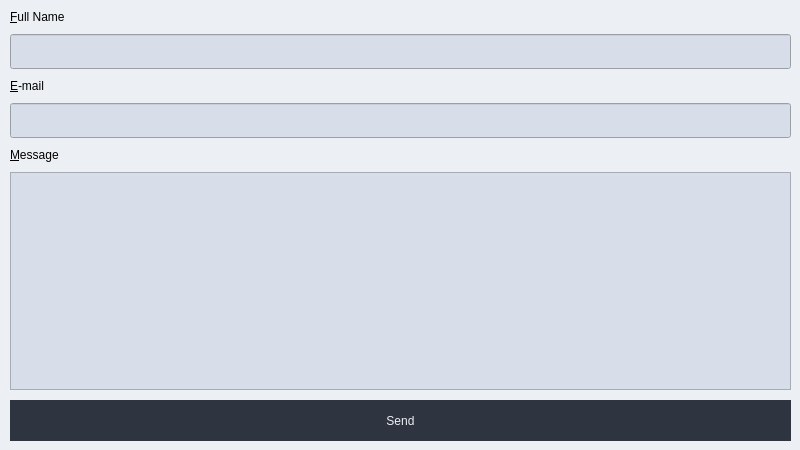
First picture: the form in contactsheet.ui, repository josharaedwards/CS1C-Project-1, before the edit.
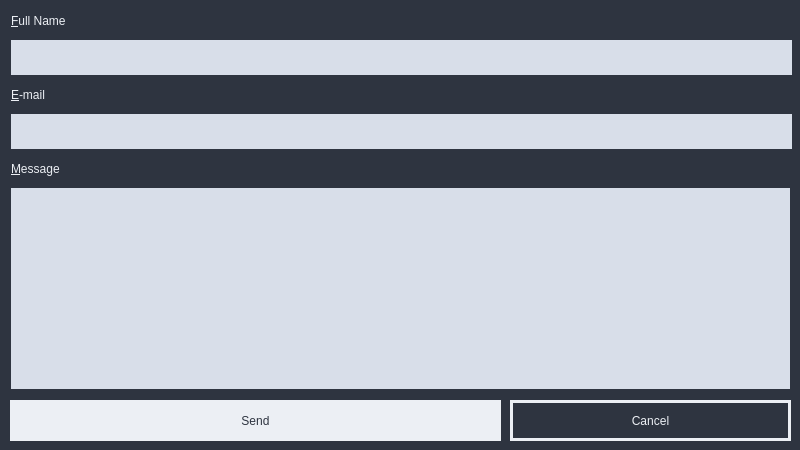
Second picture: the form after the edit.

Patch:
```diff
--- a/contactsheet.ui
+++ b/contactsheet.ui
@@ -26,24 +26,84 @@
    <string>Contact</string>
   </property>
   <property name="styleSheet">
-   <string notr="true">background-color: rgb(236, 239, 244);
-font: 75 12pt &quot;Consolas&quot;;</string>
+   <string notr="true">background-color: rgb(46, 52, 64);
+color: rgb(236, 239, 244);
+font: 87 12pt &quot;Segoe UI Black&quot;;
+</string>
   </property>
-  <widget class="QWidget" name="centralwidget">
+  <widget class="QPushButton" name="cancelButton">
+   <property name="geometry">
+    <rect>
+     <x>510</x>
+     <y>400</y>
+     <width>281</width>
+     <height>41</height>
+    </rect>
+   </property>
+   <property name="minimumSize">
+    <size>
+     <width>0</width>
+     <height>41</height>
+    </size>
+   </property>
+   <property name="styleSheet">
+    <string notr="true">QPushButton {
+	background-color: rgb(46, 52, 64);
+	border: 3px solid rgb(236, 239, 244);
+	color: rgb(236, 239, 244);
+}
+
+QPushButton:hover {
+	border:none;
+	background-color: rgb(236, 239, 244);
+	color: rgb(46, 52, 64);
+}</string>
+   </property>
+   <property name="text">
+    <string>Cancel</string>
+   </property>
+  </widget>
+  <widget class="QPushButton" name="pushButton">
    <property name="geometry">
     <rect>
      <x>10</x>
-     <y>10</y>
-     <width>781</width>
-     <height>431</height>
+     <y>400</y>
+     <width>491</width>
+     <height>41</height>
     </rect>
    </property>
-   <layout class="QVBoxLayout" name="verticalLayout">
-    <property name="spacing">
-     <number>10</number>
-    </property>
-    <item>
+   <property name="minimumSize">
+    <size>
+     <width>0</width>
+     <height>41</height>
+    </size>
+   </property>
+   <property name="styleSheet">
+    <string notr="true">QPushButton {
+	border:none;
+	background-color: rgb(236, 239, 244);
+	color: rgb(46, 52, 64);
+}
+
+QPushButton:hover {
+	background-color: rgb(46, 52, 64);
+	border: 3px solid rgb(236, 239, 244);
+	color: rgb(236, 239, 244);
+}</string>
+   </property>
+   <property name="text">
+    <string>Send</string>
+   </property>
+  </widget>
      <widget class="QLabel" name="label">
+   <property name="geometry">
+    <rect>
+     <x>11</x>
+     <y>11</y>
+     <width>781</width>
+     <height>19</height>
+    </rect>
+   </property>
       <property name="text">
        <string>&amp;Full Name</string>
       </property>
@@ -51,9 +111,15 @@
        <cstring>lineEdit</cstring>
       </property>
      </widget>
-    </item>
-    <item>
      <widget class="QLineEdit" name="lineEdit">
+   <property name="geometry">
+    <rect>
+     <x>11</x>
+     <y>40</y>
+     <width>781</width>
+     <height>35</height>
+    </rect>
+   </property>
       <property name="minimumSize">
        <size>
         <width>0</width>
@@ -61,12 +127,20 @@
        </size>
       </property>
       <property name="styleSheet">
-       <string notr="true">background-color: rgb(216, 222, 233);</string>
-      </property>
-     </widget>
-    </item>
-    <item>
+    <string notr="true">background-color: rgb(216, 222, 233);
+border: none;
+font: 12pt &quot;Segoe UI&quot;;</string>
+   </property>
+  </widget>
      <widget class="QLabel" name="label_3">
+   <property name="geometry">
+    <rect>
+     <x>11</x>
+     <y>85</y>
+     <width>781</width>
+     <height>19</height>
+    </rect>
+   </property>
       <property name="text">
        <string>&amp;E-mail</string>
       </property>
@@ -74,9 +148,15 @@
        <cstring>lineEdit_2</cstring>
       </property>
      </widget>
-    </item>
-    <item>
      <widget class="QLineEdit" name="lineEdit_2">
+   <property name="geometry">
+    <rect>
+     <x>11</x>
+     <y>114</y>
+     <width>781</width>
+     <height>35</height>
+    </rect>
+   </property>
       <property name="minimumSize">
        <size>
         <width>0</width>
@@ -84,12 +164,20 @@
        </size>
       </property>
       <property name="styleSheet">
-       <string notr="true">background-color: rgb(216, 222, 233);</string>
-      </property>
-     </widget>
-    </item>
-    <item>
+    <string notr="true">background-color: rgb(216, 222, 233);
+border: none;
+font: 12pt &quot;Segoe UI&quot;;</string>
+   </property>
+  </widget>
      <widget class="QLabel" name="label_2">
+   <property name="geometry">
+    <rect>
+     <x>11</x>
+     <y>159</y>
+     <width>781</width>
+     <height>19</height>
+    </rect>
+   </property>
       <property name="styleSheet">
        <string notr="true"/>
       </property>
@@ -100,43 +188,20 @@
        <cstring>plainTextEdit</cstring>
       </property>
      </widget>
-    </item>
-    <item>
      <widget class="QPlainTextEdit" name="plainTextEdit">
-      <property name="styleSheet">
-       <string notr="true">background-color: rgb(216, 222, 233);</string>
-      </property>
-     </widget>
-    </item>
-    <item>
-     <widget class="QPushButton" name="pushButton">
-      <property name="minimumSize">
-       <size>
-        <width>0</width>
-        <height>41</height>
-       </size>
-      </property>
+   <property name="geometry">
+    <rect>
+     <x>11</x>
+     <y>188</y>
+     <width>779</width>
+     <height>201</height>
+    </rect>
+   </property>
       <property name="styleSheet">
-       <string notr="true">QPushButton {
-	border:none;
-	font: 75 12pt &quot;Consolas&quot;;
-	background-color: rgb(46, 52, 64);
-	color: rgb(236, 239, 244);
-}
-
-QPushButton:hover {
-	border:none;
-	font: 75 12pt &quot;Consolas&quot;;
-	background-color: rgb(236, 239, 244);
-	color: rgb(46, 52, 64);
-}</string>
-      </property>
-      <property name="text">
-       <string>Send</string>
-      </property>
-     </widget>
-    </item>
-   </layout>
+    <string notr="true">background-color: rgb(216, 222, 233);
+border: none;
+font: 12pt &quot;Segoe UI&quot;;</string>
+   </property>
   </widget>
  </widget>
  <resources/>
```
Left out of the diff: 16 changed lines with no effect on the pictures. Lines whose indentation alone changed are shown as unchanged.
